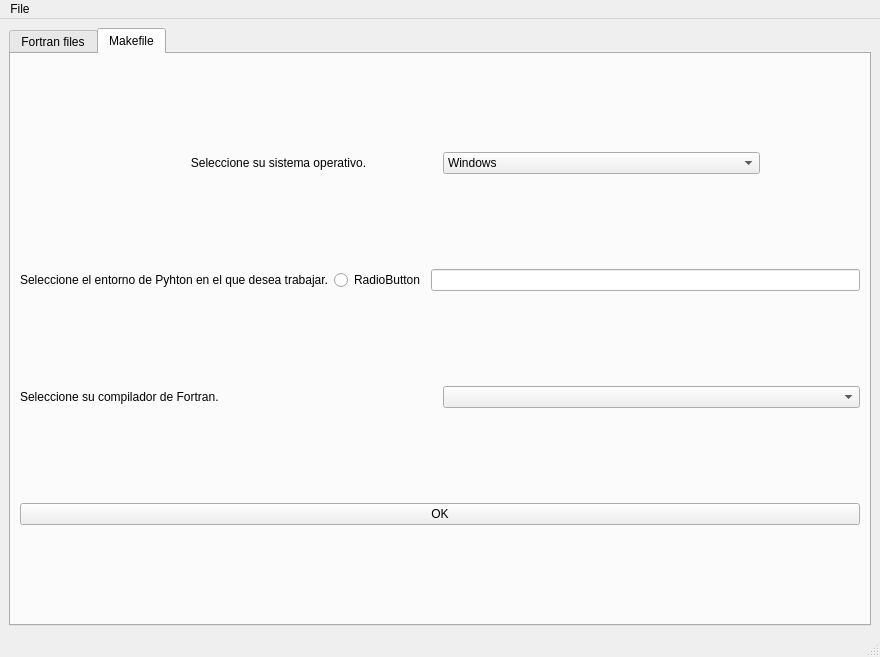
This is fparser_GUI/GUI.ui in mramagu/Fortran-to-Python-Wrapper as Qt 5 draws it before an edit. The edited form follows.
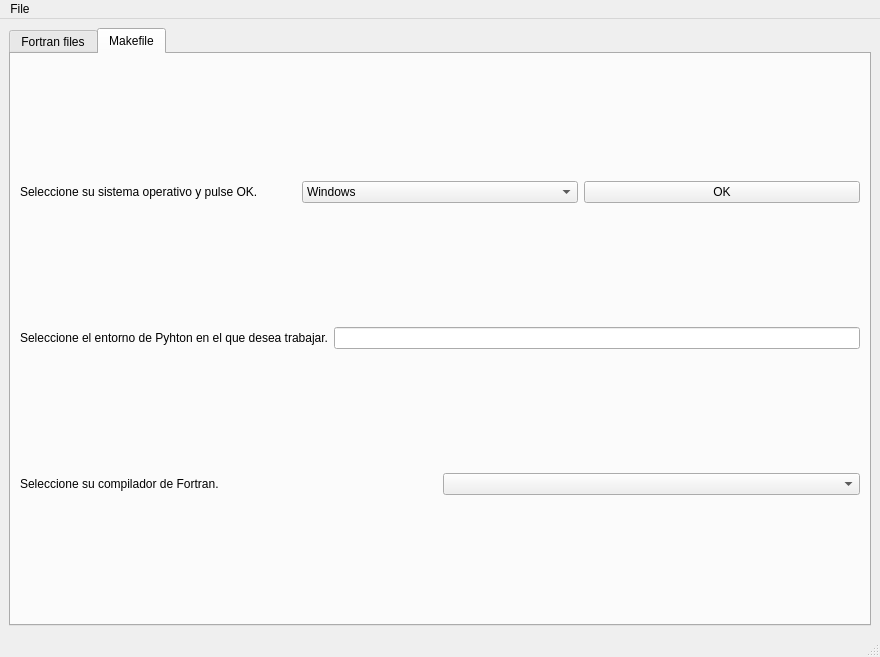
This is the edited form. The open tabs and pages were chosen to show the change. Icons and pictures are not drawn.

What changed in the file:
```diff
--- a/fparser_GUI/GUI.ui
+++ b/fparser_GUI/GUI.ui
@@ -17,6 +17,12 @@
    <layout class="QVBoxLayout" name="verticalLayout_2">
     <item>
      <widget class="QTabWidget" name="tabWidget">
+      <property name="focusPolicy">
+       <enum>Qt::TabFocus</enum>
+      </property>
+      <property name="tabShape">
+       <enum>QTabWidget::Rounded</enum>
+      </property>
       <property name="currentIndex">
        <number>0</number>
       </property>
@@ -325,19 +331,10 @@
        <layout class="QVBoxLayout" name="verticalLayout_8">
         <item>
          <layout class="QHBoxLayout" name="horizontalLayout_4">
-          <property name="leftMargin">
-           <number>100</number>
-          </property>
-          <property name="rightMargin">
-           <number>100</number>
-          </property>
           <item>
            <widget class="QLabel" name="label_make_OS">
             <property name="text">
-             <string>Seleccione su sistema operativo.</string>
-            </property>
-            <property name="alignment">
-             <set>Qt::AlignCenter</set>
+             <string>Seleccione su sistema operativo y pulse OK.</string>
             </property>
            </widget>
           </item>
@@ -358,6 +355,16 @@
             </item>
            </widget>
           </item>
+          <item>
+           <widget class="QPushButton" name="pushButton_make1">
+            <property name="text">
+             <string>OK</string>
+            </property>
+            <property name="default">
+             <bool>false</bool>
+            </property>
+           </widget>
+          </item>
          </layout>
         </item>
         <item>
@@ -369,13 +376,6 @@
             </property>
            </widget>
           </item>
-          <item>
-           <widget class="QRadioButton" name="radioButton">
-            <property name="text">
-             <string>RadioButton</string>
-            </property>
-           </widget>
-          </item>
           <item>
            <widget class="QLineEdit" name="lineEdit">
             <property name="text">
@@ -399,16 +399,6 @@
           </item>
          </layout>
         </item>
-        <item>
-         <widget class="QPushButton" name="pushButton_make1">
-          <property name="text">
-           <string>OK</string>
-          </property>
-          <property name="default">
-           <bool>false</bool>
-          </property>
-         </widget>
-        </item>
        </layout>
       </widget>
      </widget>
```
Left out of the diff: 11 changed lines with no effect on the pictures.
